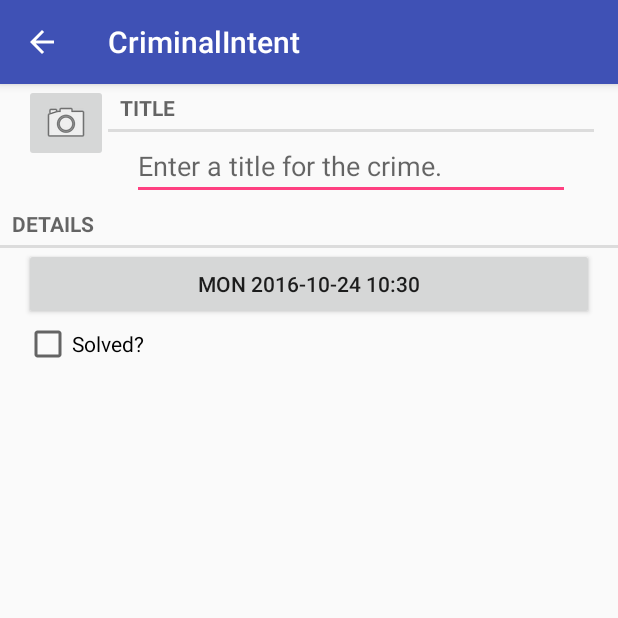
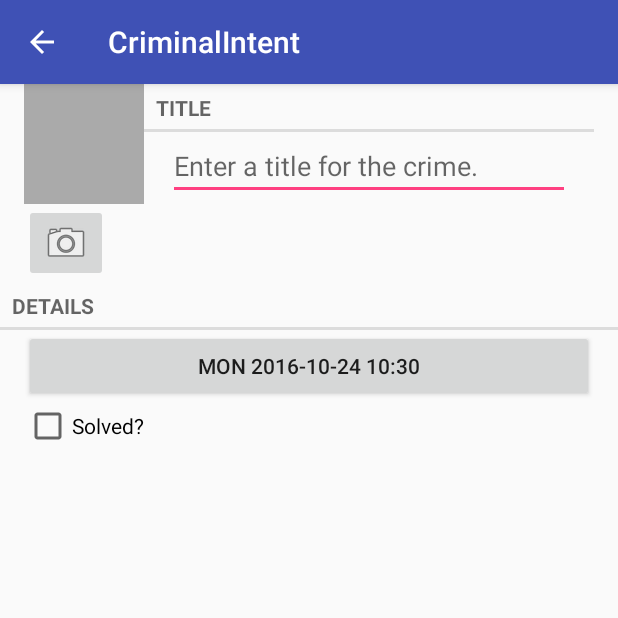
Before and after one commit to Malonglong2016/androidProgramming, an Android app: the CrimeFragment screen opened directly, with no data from a screen before it, on a phone screen of 412 x 824 dp, the top half of it. Run offline under Robolectric (Android 15) with nearby library versions, the phone set to English and light mode, and no system bars.

Commit message:
相机功能

```diff
--- a/criminalintent/src/main/AndroidManifest.xml
+++ b/criminalintent/src/main/AndroidManifest.xml
@@ -23,7 +23,9 @@
 
         <activity android:name=".activity.CrimenCameraActivity"
             android:screenOrientation="landscape"
-            android:label="@string/app_name">
+            android:label="@string/app_name"
+            android:exported="true"
+            android:theme="@style/NoTitleFullscreen">
 
         </activity>
 
--- a/criminalintent/src/main/java/com/example/longhsao/criminalintent/bean/Crime.java
+++ b/criminalintent/src/main/java/com/example/longhsao/criminalintent/bean/Crime.java
@@ -15,11 +15,13 @@ public class Crime {
     private static final String JSON_TITLE = "title";
     private static final String JSON_SOLVED = "solved";
     private static final String JSON_DATE = "date";
+    private static final String JSON_PHOTO = "photo";
 
     private UUID mId;
     private String mTitle;
     private Date mDate;
     private boolean mSolved;
+    private Photo mPhoto;
 
     public Crime(){
         mId = UUID.randomUUID();
@@ -32,6 +34,9 @@ public class Crime {
             mTitle = json.getString(JSON_TITLE);
         mSolved = json.getBoolean(JSON_SOLVED);
         mDate = new Date(json.getLong(JSON_DATE));
+        if (json.has(JSON_PHOTO)){
+            mPhoto = new Photo(json.getJSONObject(JSON_PHOTO));
+        }
     }
 
     public JSONObject toJSON() throws JSONException {
@@ -40,6 +45,8 @@ public class Crime {
         json.put(JSON_TITLE, mTitle);
         json.put(JSON_SOLVED, mSolved);
         json.put(JSON_DATE, mDate.getTime());
+        if (mPhoto != null)
+            json.put(JSON_PHOTO, mPhoto.toJson());
         return json;
     }
 
@@ -71,6 +78,14 @@ public class Crime {
         this.mSolved = mSolved;
     }
 
+    public Photo getPhoto(){
+        return mPhoto;
+    }
+
+    public void setPhoto(Photo p){
+        mPhoto = p;
+    }
+
     @Override
     public String toString() {
         return mTitle;
--- a/criminalintent/src/main/java/com/example/longhsao/criminalintent/fragment/CrimeFragment.java
+++ b/criminalintent/src/main/java/com/example/longhsao/criminalintent/fragment/CrimeFragment.java
@@ -3,6 +3,7 @@ package com.example.longhsao.criminalintent.fragment;
 import android.annotation.TargetApi;
 import android.app.Activity;
 import android.content.Intent;
+import android.graphics.drawable.BitmapDrawable;
 import android.os.Build;
 import android.os.Bundle;
 import android.support.annotation.NonNull;
@@ -13,7 +14,9 @@ import android.support.v4.app.NavUtils;
 import android.support.v7.app.ActionBar;
 import android.support.v7.app.AppCompatActivity;
 import android.text.Editable;
+import android.text.TextUtils;
 import android.text.TextWatcher;
+import android.util.Log;
 import android.view.LayoutInflater;
 import android.view.MenuItem;
 import android.view.View;
@@ -22,11 +25,14 @@ import android.widget.Button;
 import android.widget.CheckBox;
 import android.widget.CompoundButton;
 import android.widget.EditText;
+import android.widget.ImageView;
 
 import com.example.longhsao.criminalintent.R;
 import com.example.longhsao.criminalintent.activity.CrimenCameraActivity;
 import com.example.longhsao.criminalintent.bean.Crime;
 import com.example.longhsao.criminalintent.bean.CrimeLab;
+import com.example.longhsao.criminalintent.bean.Photo;
+import com.example.longhsao.criminalintent.utils.PictureUtils;
 
 import java.text.SimpleDateFormat;
 import java.util.Date;
@@ -41,9 +47,11 @@ public class CrimeFragment extends Fragment {
     private EditText mTitleField;
     private Button mDateButton;
     private CheckBox mSolvedCheckbox;
+    private ImageView mPhotoView;
     public static final String EXTRA_CRIME_ID = "com.bignerdranch.android.criminalintent.crime_id";
     private static final String DIALOG_DATE = "date";
     private static final int REQUEST_DATE = 0;
+    private static final int REQUEST_PHOTO = 1;
 
     public static CrimeFragment newIntance(UUID id) {
         Bundle args = new Bundle();
@@ -75,12 +83,13 @@ public class CrimeFragment extends Fragment {
         mTitleField = (EditText) v.findViewById(R.id.crime_title);
         mDateButton = (Button) v.findViewById(R.id.crime_date);
         mSolvedCheckbox = (CheckBox) v.findViewById(R.id.crime_solved);
+        mPhotoView = (ImageView) v.findViewById(R.id.crime_imageView);
         View crime_imageButton = v.findViewById(R.id.crime_imageButton);
         crime_imageButton.setOnClickListener(new View.OnClickListener() {
             @Override
             public void onClick(View v) {
                 Intent i = new Intent(getActivity(), CrimenCameraActivity.class);
-                startActivity(i);
+                startActivityForResult(i, REQUEST_PHOTO);
             }
         });
 
@@ -123,6 +132,28 @@ public class CrimeFragment extends Fragment {
         return v;
     }
 
+    private void showPhoto(){
+        Photo p = mCrime.getPhoto();
+        BitmapDrawable b = null;
+        if (p != null){
+            String path = getActivity().getFileStreamPath(p.getFilename()).getAbsolutePath();
+            b = PictureUtils.getScaledDrawable(getActivity(), path);
+        }
+        mPhotoView.setImageDrawable(b);
+    }
+
+    @Override
+    public void onStart() {
+        super.onStart();
+        showPhoto();
+    }
+
+    @Override
+    public void onStop() {
+        super.onStop();
+        PictureUtils.cleanImageView(mPhotoView);
+    }
+
     @NonNull
     private void updataDate() {
         SimpleDateFormat format = new SimpleDateFormat("E yyyy-MM-dd HH:mm");
@@ -142,6 +173,13 @@ public class CrimeFragment extends Fragment {
             Date date = (Date) data.getSerializableExtra(DatePickerFragment.EXTRA_DATE);
             mCrime.setmDate(date);
             updataDate();
+        } else if (requestCode == REQUEST_PHOTO){
+            String fileName = data.getStringExtra(CrimeCameraFragment.EXTRA_PHOTO_FILENAME);
+            if (!TextUtils.isEmpty(fileName)){
+                Photo p = new Photo(fileName);
+                mCrime.setPhoto(p);
+                showPhoto();
+            }
         }
     }
 
--- a/criminalintent/src/main/res/layout/fragment_crime.xml
+++ b/criminalintent/src/main/res/layout/fragment_crime.xml
@@ -10,11 +10,25 @@
         android:orientation="horizontal"
         android:layout_marginLeft="16dp"
         android:layout_marginRight="16dp">
-        <ImageButton
-            android:id="@+id/crime_imageButton"
+        <LinearLayout
             android:layout_width="wrap_content"
             android:layout_height="wrap_content"
-            android:src="@android:drawable/ic_menu_camera"/>
+            android:orientation="vertical">
+
+            <ImageButton
+                android:id="@+id/crime_imageView"
+                android:layout_width="80dp"
+                android:layout_height="80dp"
+                android:scaleType="centerInside"
+                android:background="@android:color/darker_gray"
+                android:cropToPadding="true"/>
+
+            <ImageButton
+                android:id="@+id/crime_imageButton"
+                android:layout_width="wrap_content"
+                android:layout_height="wrap_content"
+                android:src="@android:drawable/ic_menu_camera"/>
+        </LinearLayout>
         <LinearLayout
             android:layout_width="0dp"
             android:layout_height="wrap_content"
--- a/criminalintent/src/main/res/values/styles.xml
+++ b/criminalintent/src/main/res/values/styles.xml
@@ -8,4 +8,12 @@
         <item name="colorAccent">@color/colorAccent</item>
     </style>
 
+    <!--设置-全屏-->
+    <style name="NoTitleFullscreen" parent="Theme.AppCompat.Light.NoActionBar">
+        <item name="windowActionBar">false</item>
+        <item name="windowNoTitle">true</item>
+        <item name="android:windowFullscreen">true</item>
+        <item name="android:windowContentOverlay">@null</item>
+    </style>
+
 </resources>
```
Also changed, not shown: criminalintent/src/main/java/com/example/longhsao/criminalintent/activity/CrimenCameraActivity.java (+0 -10 lines), criminalintent/src/main/java/com/example/longhsao/criminalintent/bean/Photo.java (added, +32 -0 lines), criminalintent/src/main/java/com/example/longhsao/criminalintent/fragment/CrimeCameraFragment.java (+63 -1 lines), criminalintent/src/main/java/com/example/longhsao/criminalintent/utils/PictureUtils.java (added, +58 -0 lines).
